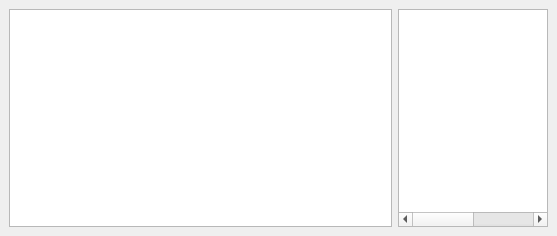
gqrx-sdr/gqrx, file qtgui/dockbookmarks.ui: the form before one commit.
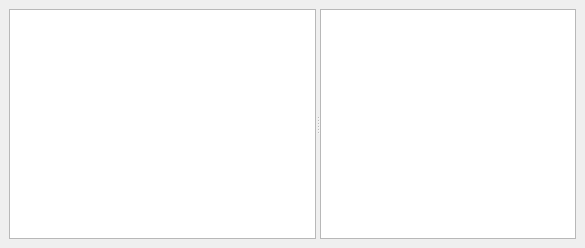
The form after the commit. Custom widgets are drawn as their Qt base class.

Commit message: Bookmarks GUI: Add Adjustable Splitter between Bookmarks List and Bookmarks Tags.

```diff
--- a/qtgui/dockbookmarks.ui
+++ b/qtgui/dockbookmarks.ui
@@ -6,8 +6,8 @@
    <rect>
     <x>0</x>
     <y>0</y>
-    <width>557</width>
-    <height>236</height>
+    <width>585</width>
+    <height>248</height>
    </rect>
   </property>
   <property name="sizePolicy">
@@ -18,8 +18,8 @@
   </property>
   <property name="minimumSize">
    <size>
-    <width>400</width>
-    <height>150</height>
+    <width>322</width>
+    <height>117</height>
    </size>
   </property>
   <property name="allowedAreas">
@@ -30,10 +30,37 @@
   </property>
   <widget class="QWidget" name="dockWidgetContents">
    <layout class="QGridLayout" name="gridLayout">
-    <item row="0" column="1" rowspan="2">
+    <item row="0" column="0">
+     <widget class="QSplitter" name="splitter">
+      <property name="orientation">
+       <enum>Qt::Horizontal</enum>
+      </property>
+      <widget class="QTableView" name="tableViewFrequencyList">
+       <property name="sizePolicy">
+        <sizepolicy hsizetype="Expanding" vsizetype="Expanding">
+         <horstretch>1</horstretch>
+         <verstretch>0</verstretch>
+        </sizepolicy>
+       </property>
+       <property name="minimumSize">
+        <size>
+         <width>100</width>
+         <height>10</height>
+        </size>
+       </property>
+       <property name="editTriggers">
+        <set>QAbstractItemView::AnyKeyPressed|QAbstractItemView::EditKeyPressed|QAbstractItemView::SelectedClicked</set>
+       </property>
+       <property name="alternatingRowColors">
+        <bool>true</bool>
+       </property>
+       <property name="sortingEnabled">
+        <bool>false</bool>
+       </property>
+      </widget>
      <widget class="BookmarksTagList" name="tableWidgetTagList">
       <property name="sizePolicy">
-       <sizepolicy hsizetype="Fixed" vsizetype="Expanding">
+        <sizepolicy hsizetype="Expanding" vsizetype="Expanding">
         <horstretch>0</horstretch>
         <verstretch>0</verstretch>
        </sizepolicy>
@@ -46,7 +73,7 @@
       </property>
       <property name="maximumSize">
        <size>
-        <width>150</width>
+         <width>16777215</width>
         <height>16777215</height>
        </size>
       </property>
@@ -77,24 +104,6 @@
       <column/>
       <column/>
      </widget>
-    </item>
-    <item row="0" column="0" rowspan="2">
-     <widget class="QTableView" name="tableViewFrequencyList">
-      <property name="minimumSize">
-       <size>
-        <width>200</width>
-        <height>80</height>
-       </size>
-      </property>
-      <property name="editTriggers">
-       <set>QAbstractItemView::AnyKeyPressed|QAbstractItemView::EditKeyPressed|QAbstractItemView::SelectedClicked</set>
-      </property>
-      <property name="alternatingRowColors">
-       <bool>true</bool>
-      </property>
-      <property name="sortingEnabled">
-       <bool>false</bool>
-      </property>
      </widget>
     </item>
    </layout>
```
Left out of the diff: 6 changed lines with no effect on the pictures. Lines whose indentation alone changed are shown as unchanged.
